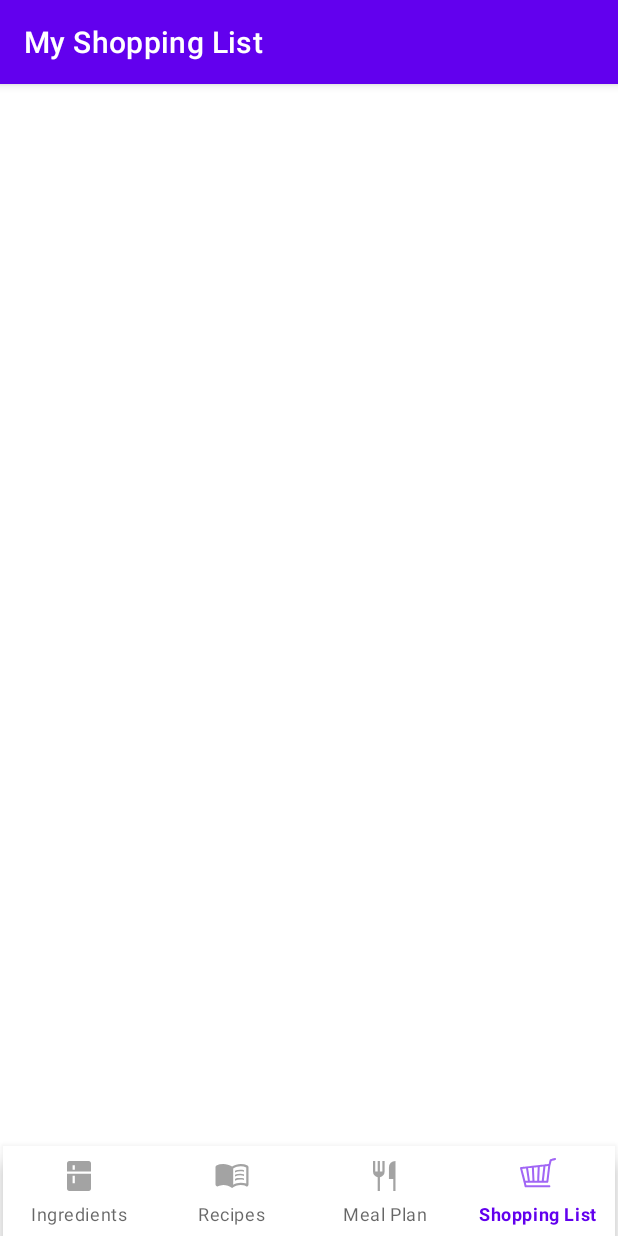
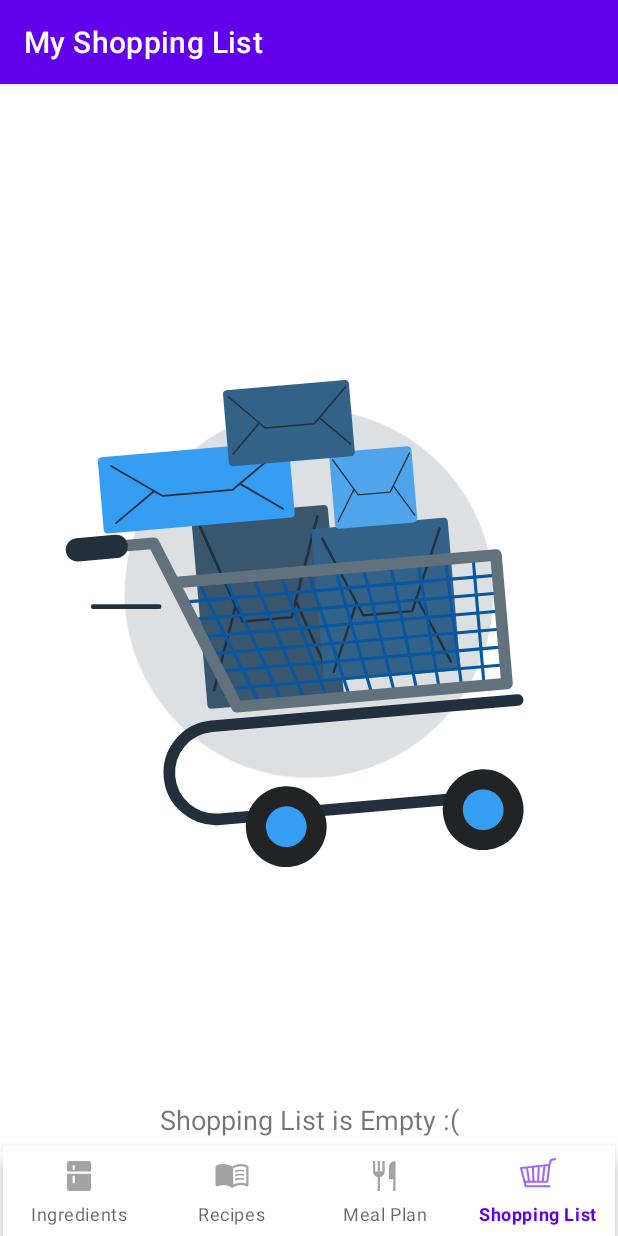
Before and after one commit to CMPUT301F22T12/Mealr, an Android app: the screen it shows after launch (NavActivity), item 4 of the bottom bar chosen, on a phone screen of 412 x 824 dp. Run offline under Robolectric (Android 15) with nearby library versions, the phone set to English and light mode, and no system bars; our stand-ins replace Firebase (no records; nobody signed in at launch, a user with empty details on screens opened directly); libraries missing offline, so code that uses them is left out: com.firebase.ui; 8 statements that could not run were skipped.

Commit message:
ShoppingItem is NO longer TypeOf Ingredient -> feedback from marking, get recipes from Firebase in ShoppingList, did some fixes to combine same name items in shopping list, added a warning dialog if user tries to cancel purchasing an ingredient, and added a shoppinglist empty message

```diff
--- a/android/301Project/app/src/main/java/com/example/a301project/Ingredient.java
+++ b/android/301Project/app/src/main/java/com/example/a301project/Ingredient.java
@@ -66,7 +66,7 @@ public class Ingredient implements Serializable {
 
     /**
      * Gets the {@link Ingredient} object's amount
-     * @return The amount of the object (as an {@link Integer}
+     * @return The amount of the object (as an {@link Double}
      */
     public Double getAmount() {return this.amount;}
 
@@ -118,12 +118,12 @@ public class Ingredient implements Serializable {
      * Sets the {@link Ingredient} object's unit
      * @param unit {@link String }The unit of the {@link Ingredient}
      */
-    protected void setUnit(String unit) {
+    public void setUnit(String unit) {
         this.unit = unit;
     }
 
     /**
-     * Sets the {@link Ingredient} object's amount (as an integer)
+     * Sets the {@link Ingredient} object's amount (as an double)
      * @param amount The {@link Ingredient} object's amount is set to this value
      */
     public void setAmount(Double amount) {
--- a/android/301Project/app/src/main/java/com/example/a301project/ShoppingListFragment.java
+++ b/android/301Project/app/src/main/java/com/example/a301project/ShoppingListFragment.java
@@ -9,6 +9,7 @@ import android.widget.CompoundButton;
 import android.widget.ListView;
 import android.widget.Spinner;
 import android.widget.Switch;
+import android.widget.TextView;
 
 import androidx.annotation.NonNull;
 import androidx.constraintlayout.widget.ConstraintLayout;
@@ -28,7 +29,8 @@ import java.util.Collections;
  *  @return void
  */
 public class ShoppingListFragment extends Fragment implements ShoppingListAdapter.ShoppingListAdapterListener, AddEditIngredientFragment.OnFragmentInteractionListener,
-ShoppingListController.ingredientItemSuccessHandler, ShoppingListController.shoppingItemSuccessHandler, ShoppingListController.mealPlanSuccessHandler {
+    ShoppingListController.ingredientItemSuccessHandler, ShoppingListController.shoppingItemSuccessHandler, ShoppingListController.mealPlanSuccessHandler,
+    ShoppingListController.recipeItemSuccessHandler {
 
     private ArrayAdapter<ShoppingItem> shoppingListArrayAdapter;
     private ArrayList<ShoppingItem> shoppingItemDataList;
@@ -42,6 +44,7 @@ ShoppingListController.ingredientItemSuccessHandler, ShoppingListController.shop
     private int listCount;
     private ConstraintLayout shoppingSort;
     private LottieAnimationView shoppingAnimation;
+    private TextView emptyShoppingListText;
 
 
     public ShoppingListFragment() {
@@ -66,6 +69,8 @@ ShoppingListController.ingredientItemSuccessHandler, ShoppingListController.shop
         // get the layout item
         shoppingSort = view.findViewById(R.id.shoppingSort);
         shoppingAnimation = view.findViewById(R.id.shoppingAnimationView);
+        shoppingAnimation.playAnimation();
+        emptyShoppingListText = view.findViewById(R.id.emptyListTextView);
 
         // We have to put our layout in the space for the content
         ViewGroup content = view.findViewById(R.id.nav_content);
@@ -74,6 +79,7 @@ ShoppingListController.ingredientItemSuccessHandler, ShoppingListController.shop
         // Fetch the data -> get the Ingredients from both the Storage and the MealPlan -> used to calculate shopping list items
         controller.getIngredientStorageItems(this);
         controller.getMealPlanItems(this);
+        controller.getRecipeItems(this);
 
         // Attach to shoppingListView
         shoppingItemDataList = new ArrayList<>();
@@ -175,6 +181,7 @@ ShoppingListController.ingredientItemSuccessHandler, ShoppingListController.shop
                     shoppingSort.setVisibility(View.GONE);
                     shoppingListView.setVisibility(View.GONE);
                     shoppingAnimation.setVisibility(View.VISIBLE);
+                    emptyShoppingListText.setVisibility(View.VISIBLE);
                 }
             } else {
                 // update amount needed to purchase
@@ -198,8 +205,8 @@ ShoppingListController.ingredientItemSuccessHandler, ShoppingListController.shop
         Ingredient selected = new Ingredient(
                 shoppingItem.getName(),
                 shoppingItem.getAmount(),
-                shoppingItem.getbbd(),
-                shoppingItem.getLocation(),
+                null,
+                null,
                 shoppingItem.getUnit(),
                 shoppingItem.getCategory()
         );
@@ -229,7 +236,13 @@ ShoppingListController.ingredientItemSuccessHandler, ShoppingListController.shop
                 shoppingSort.setVisibility(View.VISIBLE);
                 shoppingListView.setVisibility(View.VISIBLE);
                 shoppingAnimation.setVisibility(View.GONE);
+                emptyShoppingListText.setVisibility(View.GONE);
             }
         }
     }
+
+    @Override
+    public void r(ArrayList<Recipe> r) {
+
+    }
 }
--- a/android/301Project/app/src/main/res/layout/activity_shopping_list.xml
+++ b/android/301Project/app/src/main/res/layout/activity_shopping_list.xml
@@ -47,7 +47,19 @@
         app:lottie_autoPlay="true"
         app:lottie_loop="true"
         app:layout_constraintTop_toBottomOf="@id/shoppingSort"
-        app:layout_constraintBottom_toTopOf="@id/shoppingItemListView"
+        app:layout_constraintBottom_toTopOf="@id/emptyListTextView"
+        app:layout_constraintEnd_toEndOf="parent"
+        app:layout_constraintStart_toStartOf="parent"
+        android:visibility="visible"/>
+    <TextView
+        android:id="@+id/emptyListTextView"
+        android:layout_width="wrap_content"
+        android:layout_height="wrap_content"
+        android:gravity="center_horizontal"
+        android:text="Shopping List is Empty :("
+        android:textSize="18sp"
+        app:layout_constraintBottom_toBottomOf="parent"
+        android:layout_marginBottom="5dp"
         app:layout_constraintEnd_toEndOf="parent"
         app:layout_constraintStart_toStartOf="parent"
         android:visibility="visible"/>
@@ -64,6 +76,6 @@
         app:layout_constraintBottom_toBottomOf="parent"
         app:layout_constraintEnd_toEndOf="parent"
         app:layout_constraintStart_toStartOf="parent"
-        app:layout_constraintTop_toBottomOf="@+id/shoppingAnimationView"
+        app:layout_constraintTop_toBottomOf="@+id/shoppingSort"
         android:visibility="gone"/>
 </androidx.constraintlayout.widget.ConstraintLayout>
```
Also changed, not shown: android/301Project/app/src/main/java/com/example/a301project/AddEditIngredientFragment.java (+38 -3 lines), android/301Project/app/src/main/java/com/example/a301project/ShoppingItem.java (+65 -3 lines), android/301Project/app/src/main/java/com/example/a301project/ShoppingListController.java (+83 -5 lines).
